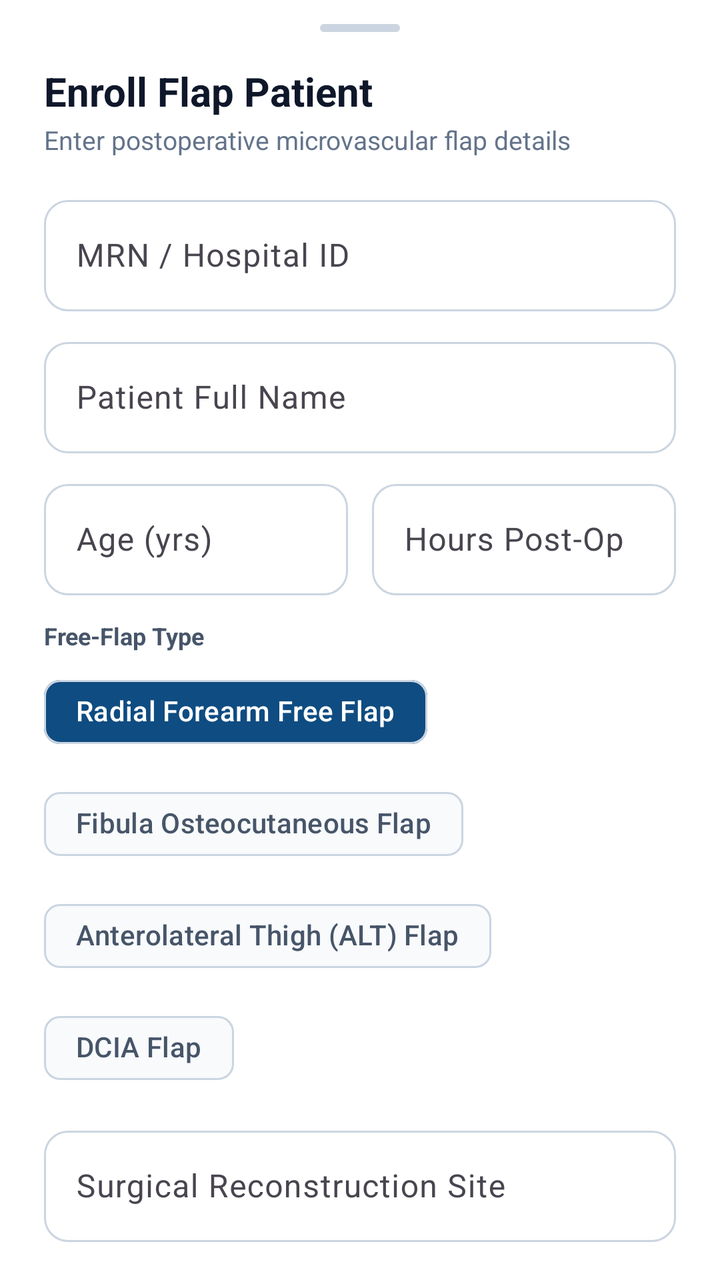
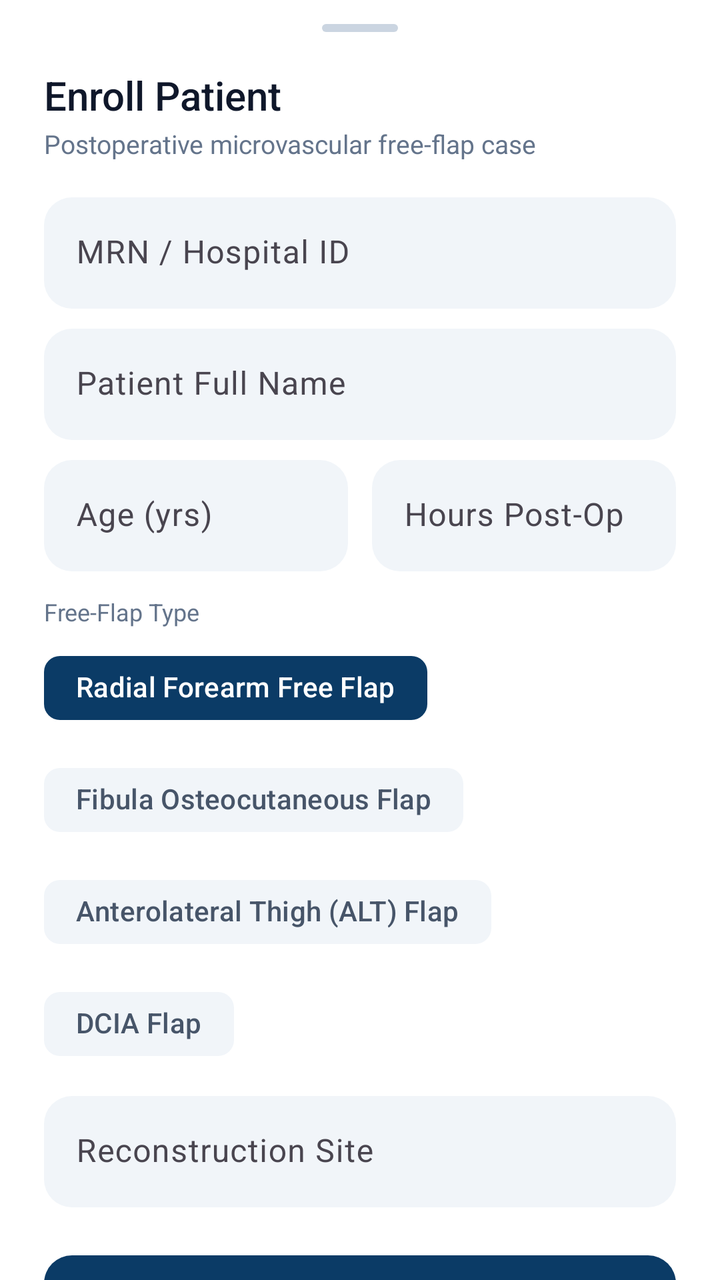

Before-and-after screenshots of an Android layout around one commit, followed by the original layout XML and the change that was made.
<!-- AndroidManifest.xml: application theme Theme.FlapGuardAI -->
<!-- res/layout/sheet_add_patient.xml -->
<?xml version="1.0" encoding="utf-8"?>
<androidx.core.widget.NestedScrollView xmlns:android="http://schemas.android.com/apk/res/android"
    xmlns:app="http://schemas.android.com/apk/res-auto"
    android:layout_width="match_parent"
    android:layout_height="wrap_content"
    android:background="@color/fg_surface">

    <LinearLayout
        android:layout_width="match_parent"
        android:layout_height="wrap_content"
        android:orientation="vertical"
        android:paddingStart="22dp"
        android:paddingTop="12dp"
        android:paddingEnd="22dp"
        android:paddingBottom="24dp">

        <View
            android:layout_width="40dp"
            android:layout_height="4dp"
            android:layout_gravity="center_horizontal"
            android:layout_marginBottom="16dp"
            android:background="@drawable/bg_sheet_handle" />

        <TextView
            android:layout_width="wrap_content"
            android:layout_height="wrap_content"
            android:text="Enroll Flap Patient"
            android:textColor="@color/fg_text_primary"
            android:textSize="20sp"
            android:textStyle="bold" />

        <TextView
            android:layout_width="wrap_content"
            android:layout_height="wrap_content"
            android:layout_marginTop="2dp"
            android:layout_marginBottom="16dp"
            android:text="Enter postoperative microvascular flap details"
            android:textColor="@color/fg_text_muted"
            android:textSize="13sp" />

        <com.google.android.material.textfield.TextInputLayout
            android:id="@+id/til_add_mrn"
            style="@style/Widget.Material3.TextInputLayout.OutlinedBox"
            android:layout_width="match_parent"
            android:layout_height="wrap_content"
            android:layout_marginBottom="10dp"
            android:hint="MRN / Hospital ID"
            app:boxCornerRadiusBottomEnd="12dp"
            app:boxCornerRadiusBottomStart="12dp"
            app:boxCornerRadiusTopEnd="12dp"
            app:boxCornerRadiusTopStart="12dp"
            app:placeholderText="e.g., MRN-2026-201">

            <com.google.android.material.textfield.TextInputEditText
                android:id="@+id/et_add_mrn"
                android:layout_width="match_parent"
                android:layout_height="wrap_content"
                android:inputType="textCapCharacters" />
        </com.google.android.material.textfield.TextInputLayout>

        <com.google.android.material.textfield.TextInputLayout
            android:id="@+id/til_add_name"
            style="@style/Widget.Material3.TextInputLayout.OutlinedBox"
            android:layout_width="match_parent"
            android:layout_height="wrap_content"
            android:layout_marginBottom="10dp"
            android:hint="Patient Full Name"
            app:boxCornerRadiusBottomEnd="12dp"
            app:boxCornerRadiusBottomStart="12dp"
            app:boxCornerRadiusTopEnd="12dp"
            app:boxCornerRadiusTopStart="12dp"
            app:placeholderText="e.g., Anitha Krishnan">

            <com.google.android.material.textfield.TextInputEditText
                android:id="@+id/et_add_name"
                android:layout_width="match_parent"
                android:layout_height="wrap_content"
                android:inputType="textPersonName" />
        </com.google.android.material.textfield.TextInputLayout>

        <LinearLayout
            android:layout_width="match_parent"
            android:layout_height="wrap_content"
            android:layout_marginBottom="12dp"
            android:orientation="horizontal">

            <com.google.android.material.textfield.TextInputLayout
                android:id="@+id/til_add_age"
                style="@style/Widget.Material3.TextInputLayout.OutlinedBox"
                android:layout_width="0dp"
                android:layout_height="wrap_content"
                android:layout_marginEnd="6dp"
                android:layout_weight="1"
                android:hint="Age (yrs)"
                app:boxCornerRadiusBottomEnd="12dp"
                app:boxCornerRadiusBottomStart="12dp"
                app:boxCornerRadiusTopEnd="12dp"
                app:boxCornerRadiusTopStart="12dp"
                app:placeholderText="e.g., 52">

                <com.google.android.material.textfield.TextInputEditText
                    android:id="@+id/et_add_age"
                    android:layout_width="match_parent"
                    android:layout_height="wrap_content"
                    android:inputType="number" />
            </com.google.android.material.textfield.TextInputLayout>

            <com.google.android.material.textfield.TextInputLayout
                android:id="@+id/til_add_hours"
                style="@style/Widget.Material3.TextInputLayout.OutlinedBox"
                android:layout_width="0dp"
                android:layout_height="wrap_content"
                android:layout_marginStart="6dp"
                android:layout_weight="1"
                android:hint="Hours Post-Op"
                app:boxCornerRadiusBottomEnd="12dp"
                app:boxCornerRadiusBottomStart="12dp"
                app:boxCornerRadiusTopEnd="12dp"
                app:boxCornerRadiusTopStart="12dp"
                app:placeholderText="e.g., 4.0">

                <com.google.android.material.textfield.TextInputEditText
                    android:id="@+id/et_add_hours"
                    android:layout_width="match_parent"
                    android:layout_height="wrap_content"
                    android:inputType="numberDecimal" />
            </com.google.android.material.textfield.TextInputLayout>
        </LinearLayout>

        <TextView
            android:layout_width="wrap_content"
            android:layout_height="wrap_content"
            android:layout_marginBottom="6dp"
            android:text="Free-Flap Type"
            android:textColor="@color/fg_text_secondary"
            android:textSize="12sp"
            android:textStyle="bold" />

        <com.google.android.material.chip.ChipGroup
            android:id="@+id/chip_group_flap_type"
            android:layout_width="match_parent"
            android:layout_height="wrap_content"
            android:layout_marginBottom="12dp"
            app:selectionRequired="true"
            app:singleSelection="true">

            <com.google.android.material.chip.Chip
                android:id="@+id/chip_flap_rfff"
                style="@style/Widget.Material3.Chip.Filter"
                android:layout_width="wrap_content"
                android:layout_height="wrap_content"
                android:checked="true"
                android:text="Radial Forearm Free Flap"
                android:textColor="@color/selector_chip_text"
                app:checkedIconVisible="false"
                app:chipBackgroundColor="@color/selector_chip_bg"
                app:chipStrokeColor="@color/fg_border_strong" />

            <com.google.android.material.chip.Chip
                android:id="@+id/chip_flap_fibula"
                style="@style/Widget.Material3.Chip.Filter"
                android:layout_width="wrap_content"
                android:layout_height="wrap_content"
                android:text="Fibula Osteocutaneous Flap"
                android:textColor="@color/selector_chip_text"
                app:checkedIconVisible="false"
                app:chipBackgroundColor="@color/selector_chip_bg"
                app:chipStrokeColor="@color/fg_border_strong" />

            <com.google.android.material.chip.Chip
                android:id="@+id/chip_flap_alt"
                style="@style/Widget.Material3.Chip.Filter"
                android:layout_width="wrap_content"
                android:layout_height="wrap_content"
                android:text="Anterolateral Thigh (ALT) Flap"
                android:textColor="@color/selector_chip_text"
                app:checkedIconVisible="false"
                app:chipBackgroundColor="@color/selector_chip_bg"
                app:chipStrokeColor="@color/fg_border_strong" />

            <com.google.android.material.chip.Chip
                android:id="@+id/chip_flap_dcia"
                style="@style/Widget.Material3.Chip.Filter"
                android:layout_width="wrap_content"
                android:layout_height="wrap_content"
                android:text="DCIA Flap"
                android:textColor="@color/selector_chip_text"
                app:checkedIconVisible="false"
                app:chipBackgroundColor="@color/selector_chip_bg"
                app:chipStrokeColor="@color/fg_border_strong" />
        </com.google.android.material.chip.ChipGroup>

        <com.google.android.material.textfield.TextInputLayout
            android:id="@+id/til_add_site"
            style="@style/Widget.Material3.TextInputLayout.OutlinedBox"
            android:layout_width="match_parent"
            android:layout_height="wrap_content"
            android:layout_marginBottom="18dp"
            android:hint="Surgical Reconstruction Site"
            app:boxCornerRadiusBottomEnd="12dp"
            app:boxCornerRadiusBottomStart="12dp"
            app:boxCornerRadiusTopEnd="12dp"
            app:boxCornerRadiusTopStart="12dp"
            app:placeholderText="e.g., Right Mandibular Reconstruction">

            <com.google.android.material.textfield.TextInputEditText
                android:id="@+id/et_add_site"
                android:layout_width="match_parent"
                android:layout_height="wrap_content"
                android:inputType="textCapWords" />
        </com.google.android.material.textfield.TextInputLayout>

        <com.google.android.material.button.MaterialButton
            android:id="@+id/btn_confirm_add_patient"
            android:layout_width="match_parent"
            android:layout_height="50dp"
            android:text="Enroll Patient"
            android:textAllCaps="false"
            android:textSize="15sp"
            android:textStyle="bold"
            app:backgroundTint="@color/fg_primary"
            app:cornerRadius="12dp" />
    </LinearLayout>
</androidx.core.widget.NestedScrollView>
<!-- resources referenced by this layout -->
<resources>
  <color name="fg_border_strong">#CBD5E1</color>
  <color name="fg_primary">#0F4C81</color>
  <color name="fg_surface">#FFFFFF</color>
  <color name="fg_text_muted">#64748B</color>
  <color name="fg_text_primary">#0F172A</color>
  <color name="fg_text_secondary">#475569</color>
  <!-- drawable bg_sheet_handle (drawable) -->
  <?xml version="1.0" encoding="utf-8"?>
  <shape xmlns:android="http://schemas.android.com/apk/res/android" android:shape="rectangle">
      <solid android:color="#CBD5E1" />
      <corners android:radius="999dp" />
  </shape>
  <style name="Theme.FlapGuardAI" parent="Base.Theme.FlapGuardAI" />
  <style name="Base.Theme.FlapGuardAI" parent="Theme.Material3.Light.NoActionBar">
          <item name="colorPrimary">@color/fg_primary</item>
          <item name="colorOnPrimary">@color/white</item>
          <item name="colorPrimaryContainer">@color/fg_primary_soft</item>
          <item name="colorOnPrimaryContainer">@color/fg_primary</item>
          <item name="colorSecondary">@color/fg_accent</item>
          <item name="colorOnSecondary">@color/white</item>
          <item name="colorSecondaryContainer">@color/fg_primary_soft</item>
          <item name="colorOnSecondaryContainer">@color/fg_primary</item>
          <item name="colorSurface">@color/fg_surface</item>
          <item name="colorSurfaceVariant">@color/fg_surface_soft</item>
          <item name="colorOutline">@color/fg_border_strong</item>
          <item name="android:windowBackground">@color/fg_bg</item>
          <item name="android:statusBarColor">@color/fg_surface</item>
          <item name="android:windowLightStatusBar">true</item>
      </style>
  <color name="white">#FFFFFF</color>
  <color name="fg_primary_soft">#E6F0FA</color>
  <color name="fg_accent">#0D9488</color>
  <color name="fg_surface_soft">#F8FAFC</color>
  <color name="fg_bg">#F5F7FB</color>
</resources>

<!-- the commit's change to res/layout/sheet_add_patient.xml (unified diff, before → after) -->
@@ -12,44 +12,39 @@
         android:paddingStart="22dp"
         android:paddingTop="12dp"
         android:paddingEnd="22dp"
-        android:paddingBottom="24dp">
+        android:paddingBottom="28dp">
 
         <View
-            android:layout_width="40dp"
+            android:layout_width="38dp"
             android:layout_height="4dp"
             android:layout_gravity="center_horizontal"
-            android:layout_marginBottom="16dp"
+            android:layout_marginBottom="18dp"
             android:background="@drawable/bg_sheet_handle" />
 
         <TextView
             android:layout_width="wrap_content"
             android:layout_height="wrap_content"
-            android:text="Enroll Flap Patient"
+            android:fontFamily="sans-serif-medium"
+            android:text="Enroll Patient"
             android:textColor="@color/fg_text_primary"
-            android:textSize="20sp"
-            android:textStyle="bold" />
+            android:textSize="20sp" />
 
         <TextView
             android:layout_width="wrap_content"
             android:layout_height="wrap_content"
             android:layout_marginTop="2dp"
-            android:layout_marginBottom="16dp"
-            android:text="Enter postoperative microvascular flap details"
+            android:layout_marginBottom="18dp"
+            android:text="Postoperative microvascular free-flap case"
             android:textColor="@color/fg_text_muted"
             android:textSize="13sp" />
 
         <com.google.android.material.textfield.TextInputLayout
             android:id="@+id/til_add_mrn"
-            style="@style/Widget.Material3.TextInputLayout.OutlinedBox"
+            style="@style/Widget.FlapGuard.InputFilled"
             android:layout_width="match_parent"
             android:layout_height="wrap_content"
             android:layout_marginBottom="10dp"
-            android:hint="MRN / Hospital ID"
-            app:boxCornerRadiusBottomEnd="12dp"
-            app:boxCornerRadiusBottomStart="12dp"
-            app:boxCornerRadiusTopEnd="12dp"
-            app:boxCornerRadiusTopStart="12dp"
-            app:placeholderText="e.g., MRN-2026-201">
+            android:hint="MRN / Hospital ID">
 
             <com.google.android.material.textfield.TextInputEditText
                 android:id="@+id/et_add_mrn"
@@ -60,16 +55,11 @@
 
         <com.google.android.material.textfield.TextInputLayout
             android:id="@+id/til_add_name"
-            style="@style/Widget.Material3.TextInputLayout.OutlinedBox"
+            style="@style/Widget.FlapGuard.InputFilled"
             android:layout_width="match_parent"
             android:layout_height="wrap_content"
             android:layout_marginBottom="10dp"
-            android:hint="Patient Full Name"
-            app:boxCornerRadiusBottomEnd="12dp"
-            app:boxCornerRadiusBottomStart="12dp"
-            app:boxCornerRadiusTopEnd="12dp"
-            app:boxCornerRadiusTopStart="12dp"
-            app:placeholderText="e.g., Anitha Krishnan">
+            android:hint="Patient Full Name">
 
             <com.google.android.material.textfield.TextInputEditText
                 android:id="@+id/et_add_name"
@@ -86,17 +76,12 @@
 
             <com.google.android.material.textfield.TextInputLayout
                 android:id="@+id/til_add_age"
-                style="@style/Widget.Material3.TextInputLayout.OutlinedBox"
+                style="@style/Widget.FlapGuard.InputFilled"
                 android:layout_width="0dp"
                 android:layout_height="wrap_content"
                 android:layout_marginEnd="6dp"
                 android:layout_weight="1"
-                android:hint="Age (yrs)"
-                app:boxCornerRadiusBottomEnd="12dp"
-                app:boxCornerRadiusBottomStart="12dp"
-                app:boxCornerRadiusTopEnd="12dp"
-                app:boxCornerRadiusTopStart="12dp"
-                app:placeholderText="e.g., 52">
+                android:hint="Age (yrs)">
 
                 <com.google.android.material.textfield.TextInputEditText
                     android:id="@+id/et_add_age"
@@ -107,17 +92,12 @@
 
             <com.google.android.material.textfield.TextInputLayout
                 android:id="@+id/til_add_hours"
-                style="@style/Widget.Material3.TextInputLayout.OutlinedBox"
+                style="@style/Widget.FlapGuard.InputFilled"
                 android:layout_width="0dp"
                 android:layout_height="wrap_content"
                 android:layout_marginStart="6dp"
                 android:layout_weight="1"
-                android:hint="Hours Post-Op"
-                app:boxCornerRadiusBottomEnd="12dp"
-                app:boxCornerRadiusBottomStart="12dp"
-                app:boxCornerRadiusTopEnd="12dp"
-                app:boxCornerRadiusTopStart="12dp"
-                app:placeholderText="e.g., 4.0">
+                android:hint="Hours Post-Op">
 
                 <com.google.android.material.textfield.TextInputEditText
                     android:id="@+id/et_add_hours"
@@ -132,9 +112,8 @@
             android:layout_height="wrap_content"
             android:layout_marginBottom="6dp"
             android:text="Free-Flap Type"
-            android:textColor="@color/fg_text_secondary"
-            android:textSize="12sp"
-            android:textStyle="bold" />
+            android:textColor="@color/fg_text_muted"
+            android:textSize="12sp" />
 
         <com.google.android.material.chip.ChipGroup
             android:id="@+id/chip_group_flap_type"
@@ -154,7 +133,7 @@
                 android:textColor="@color/selector_chip_text"
                 app:checkedIconVisible="false"
                 app:chipBackgroundColor="@color/selector_chip_bg"
-                app:chipStrokeColor="@color/fg_border_strong" />
+                app:chipStrokeWidth="0dp" />
 
             <com.google.android.material.chip.Chip
                 android:id="@+id/chip_flap_fibula"
@@ -165,7 +144,7 @@
                 android:textColor="@color/selector_chip_text"
                 app:checkedIconVisible="false"
                 app:chipBackgroundColor="@color/selector_chip_bg"
-                app:chipStrokeColor="@color/fg_border_strong" />
+                app:chipStrokeWidth="0dp" />
 
             <com.google.android.material.chip.Chip
                 android:id="@+id/chip_flap_alt"
@@ -176,7 +155,7 @@
                 android:textColor="@color/selector_chip_text"
                 app:checkedIconVisible="false"
                 app:chipBackgroundColor="@color/selector_chip_bg"
-                app:chipStrokeColor="@color/fg_border_strong" />
+                app:chipStrokeWidth="0dp" />
 
             <com.google.android.material.chip.Chip
                 android:id="@+id/chip_flap_dcia"
@@ -187,21 +166,16 @@
                 android:textColor="@color/selector_chip_text"
                 app:checkedIconVisible="false"
                 app:chipBackgroundColor="@color/selector_chip_bg"
-                app:chipStrokeColor="@color/fg_border_strong" />
+                app:chipStrokeWidth="0dp" />
         </com.google.android.material.chip.ChipGroup>
 
         <com.google.android.material.textfield.TextInputLayout
             android:id="@+id/til_add_site"
-            style="@style/Widget.Material3.TextInputLayout.OutlinedBox"
+            style="@style/Widget.FlapGuard.InputFilled"
             android:layout_width="match_parent"
             android:layout_height="wrap_content"
-            android:layout_marginBottom="18dp"
-            android:hint="Surgical Reconstruction Site"
-            app:boxCornerRadiusBottomEnd="12dp"
-            app:boxCornerRadiusBottomStart="12dp"
-            app:boxCornerRadiusTopEnd="12dp"
-            app:boxCornerRadiusTopStart="12dp"
-            app:placeholderText="e.g., Right Mandibular Reconstruction">
+            android:layout_marginBottom="20dp"
+            android:hint="Reconstruction Site">
 
             <com.google.android.material.textfield.TextInputEditText
                 android:id="@+id/et_add_site"
@@ -213,12 +187,13 @@
         <com.google.android.material.button.MaterialButton
             android:id="@+id/btn_confirm_add_patient"
             android:layout_width="match_parent"
-            android:layout_height="50dp"
+            android:layout_height="52dp"
             android:text="Enroll Patient"
             android:textAllCaps="false"
             android:textSize="15sp"
             android:textStyle="bold"
             app:backgroundTint="@color/fg_primary"
-            app:cornerRadius="12dp" />
+            app:cornerRadius="14dp"
+            app:elevation="0dp" />
     </LinearLayout>
 </androidx.core.widget.NestedScrollView>
<!-- resource entries referenced after the edit -->
@@ -1,18 +1,28 @@
 <!-- resources referenced by this layout -->
 <resources>
-  <color name="fg_border_strong">#CBD5E1</color>
-  <color name="fg_primary">#0F4C81</color>
+  <color name="fg_primary">#0B3B66</color>
   <color name="fg_surface">#FFFFFF</color>
   <color name="fg_text_muted">#64748B</color>
   <color name="fg_text_primary">#0F172A</color>
-  <color name="fg_text_secondary">#475569</color>
   <!-- drawable bg_sheet_handle (drawable) -->
   <?xml version="1.0" encoding="utf-8"?>
   <shape xmlns:android="http://schemas.android.com/apk/res/android" android:shape="rectangle">
       <solid android:color="#CBD5E1" />
       <corners android:radius="999dp" />
   </shape>
+  <style name="Widget.FlapGuard.InputFilled" parent="Widget.Material3.TextInputLayout.FilledBox">
+          <item name="boxBackgroundColor">@color/fg_input_bg</item>
+          <item name="boxStrokeWidth">0dp</item>
+          <item name="boxStrokeWidthFocused">1.5dp</item>
+          <item name="boxStrokeColor">@color/fg_primary</item>
+          <item name="boxCornerRadiusTopStart">14dp</item>
+          <item name="boxCornerRadiusTopEnd">14dp</item>
+          <item name="boxCornerRadiusBottomStart">14dp</item>
+          <item name="boxCornerRadiusBottomEnd">14dp</item>
+          <item name="hintTextColor">@color/fg_text_muted</item>
+      </style>
   <style name="Theme.FlapGuardAI" parent="Base.Theme.FlapGuardAI" />
+  <color name="fg_input_bg">#F1F5F9</color>
   <style name="Base.Theme.FlapGuardAI" parent="Theme.Material3.Light.NoActionBar">
           <item name="colorPrimary">@color/fg_primary</item>
           <item name="colorOnPrimary">@color/white</item>
@@ -24,15 +34,16 @@
           <item name="colorOnSecondaryContainer">@color/fg_primary</item>
           <item name="colorSurface">@color/fg_surface</item>
           <item name="colorSurfaceVariant">@color/fg_surface_soft</item>
-          <item name="colorOutline">@color/fg_border_strong</item>
+          <item name="colorOutline">@color/fg_border</item>
           <item name="android:windowBackground">@color/fg_bg</item>
-          <item name="android:statusBarColor">@color/fg_surface</item>
+          <item name="android:statusBarColor">@color/fg_bg</item>
           <item name="android:windowLightStatusBar">true</item>
       </style>
   <color name="white">#FFFFFF</color>
-  <color name="fg_primary_soft">#E6F0FA</color>
+  <color name="fg_primary_soft">#EBF3FA</color>
   <color name="fg_accent">#0D9488</color>
-  <color name="fg_surface_soft">#F8FAFC</color>
-  <color name="fg_bg">#F5F7FB</color>
+  <color name="fg_surface_soft">#F1F5F9</color>
+  <color name="fg_border">#E2E8F0</color>
+  <color name="fg_bg">#F2F4F7</color>
 </resources>
 
